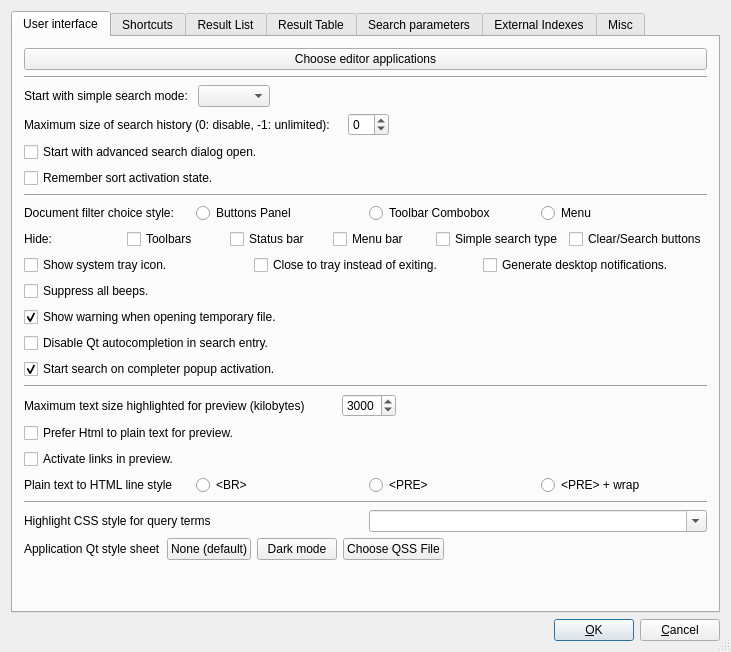
Above: src/qtgui/uiprefs.ui from alberti42/recoll-macos before the change. Below: the same form after it.
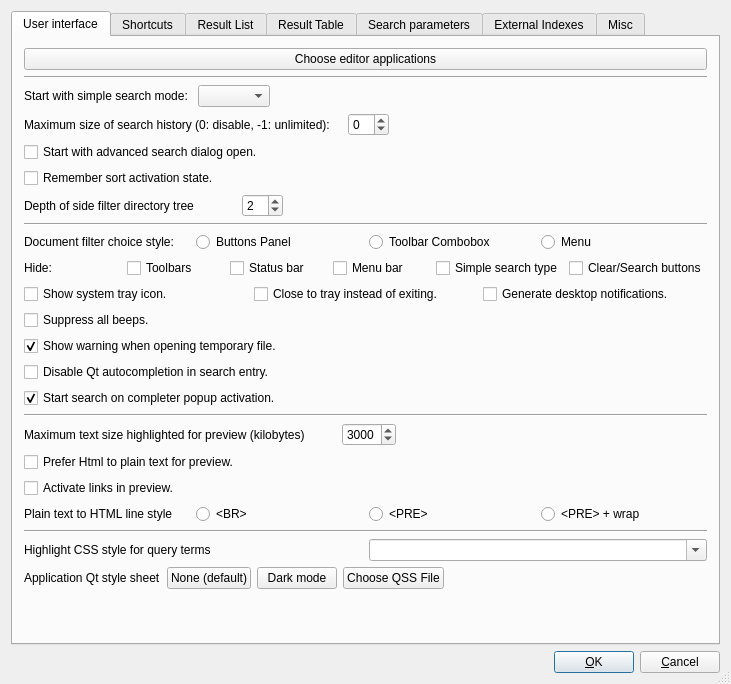
That is the form after the change.

Commit message: GUI: implemented sidebar for filtering on directory location

Patch:
```diff
--- a/src/qtgui/uiprefs.ui
+++ b/src/qtgui/uiprefs.ui
@@ -7,7 +7,7 @@
     <x>0</x>
     <y>0</y>
     <width>731</width>
-    <height>652</height>
+    <height>684</height>
    </rect>
   </property>
   <property name="windowTitle">
@@ -137,6 +137,52 @@
          </property>
         </widget>
        </item>
+       <item>
+        <layout class="QHBoxLayout" stretch="0,0,2">
+         <item>
+          <widget class="QLabel" name="textLabel20">
+           <property name="sizePolicy">
+            <sizepolicy hsizetype="Preferred" vsizetype="Preferred">
+             <horstretch>1</horstretch>
+             <verstretch>0</verstretch>
+            </sizepolicy>
+           </property>
+           <property name="text">
+            <string>Depth of side filter directory tree</string>
+           </property>
+           <property name="wordWrap">
+            <bool>false</bool>
+           </property>
+          </widget>
+         </item>
+         <item>
+          <widget class="QSpinBox" name="idxTreeDepthSB">
+           <property name="minimum">
+            <number>0</number>
+           </property>
+           <property name="maximum">
+            <number>99</number>
+           </property>
+           <property name="value">
+            <number>2</number>
+           </property>
+          </widget>
+         </item>
+         <item>
+          <spacer name="horizontalSpacer_20">
+           <property name="orientation">
+            <enum>Qt::Horizontal</enum>
+           </property>
+           <property name="sizeHint" stdset="0">
+            <size>
+             <width>40</width>
+             <height>20</height>
+            </size>
+           </property>
+          </spacer>
+         </item>
+        </layout>
+       </item>
        <item>
         <widget class="Line" name="line2">
          <property name="orientation">
```
Left out of the diff: 6 changed lines with no effect on the pictures. The commit also changes 16 other files.
